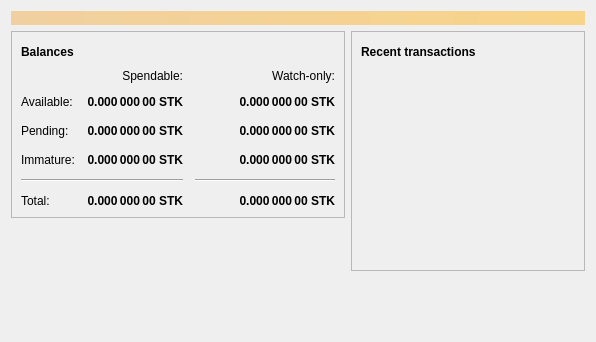
First picture: the form in src/qt/forms/overviewpage.ui, repository GenYuanLian/SourceChain, before the edit.
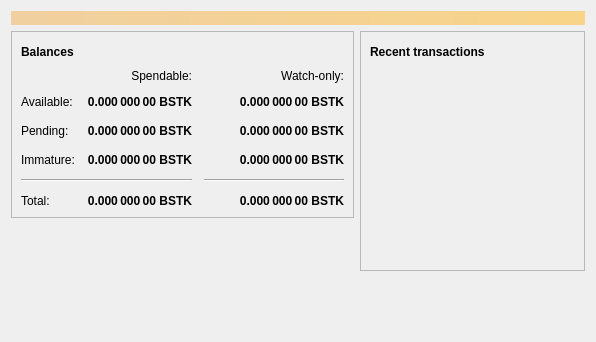
Second picture: the form after the edit. Icons and pictures are not drawn.

Commit message: change stk to bstk

```diff
--- a/src/qt/forms/overviewpage.ui
+++ b/src/qt/forms/overviewpage.ui
@@ -129,7 +129,7 @@
                <string>Unconfirmed transactions to watch-only addresses</string>
               </property>
               <property name="text">
-               <string notr="true">0.000 000 00 STK</string>
+               <string notr="true">0.000 000 00 BSTK</string>
               </property>
               <property name="alignment">
                <set>Qt::AlignRight|Qt::AlignTrailing|Qt::AlignVCenter</set>
@@ -154,7 +154,7 @@
                <string>Total of transactions that have yet to be confirmed, and do not yet count toward the spendable balance</string>
               </property>
               <property name="text">
-               <string notr="true">0.000 000 00 STK</string>
+               <string notr="true">0.000 000 00 BSTK</string>
               </property>
               <property name="alignment">
                <set>Qt::AlignRight|Qt::AlignTrailing|Qt::AlignVCenter</set>
@@ -179,7 +179,7 @@
                <string>Mined balance in watch-only addresses that has not yet matured</string>
               </property>
               <property name="text">
-               <string notr="true">0.000 000 00 STK</string>
+               <string notr="true">0.000 000 00 BSTK</string>
               </property>
               <property name="alignment">
                <set>Qt::AlignRight|Qt::AlignTrailing|Qt::AlignVCenter</set>
@@ -237,7 +237,7 @@
                <string>Mined balance that has not yet matured</string>
               </property>
               <property name="text">
-               <string notr="true">0.000 000 00 STK</string>
+               <string notr="true">0.000 000 00 BSTK</string>
               </property>
               <property name="alignment">
                <set>Qt::AlignRight|Qt::AlignTrailing|Qt::AlignVCenter</set>
@@ -282,7 +282,7 @@
                <string>Your current total balance</string>
               </property>
               <property name="text">
-               <string notr="true">0.000 000 00 STK</string>
+               <string notr="true">0.000 000 00 BSTK</string>
               </property>
               <property name="alignment">
                <set>Qt::AlignRight|Qt::AlignTrailing|Qt::AlignVCenter</set>
@@ -307,7 +307,7 @@
                <string>Current total balance in watch-only addresses</string>
               </property>
               <property name="text">
-               <string notr="true">0.000 000 00 STK</string>
+               <string notr="true">0.000 000 00 BSTK</string>
               </property>
               <property name="alignment">
                <set>Qt::AlignRight|Qt::AlignTrailing|Qt::AlignVCenter</set>
@@ -349,7 +349,7 @@
                <string>Your current spendable balance</string>
               </property>
               <property name="text">
-               <string notr="true">0.000 000 00 STK</string>
+               <string notr="true">0.000 000 00 BSTK</string>
               </property>
               <property name="alignment">
                <set>Qt::AlignRight|Qt::AlignTrailing|Qt::AlignVCenter</set>
@@ -374,7 +374,7 @@
                <string>Your current balance in watch-only addresses</string>
               </property>
               <property name="text">
-               <string notr="true">0.000 000 00 STK</string>
+               <string notr="true">0.000 000 00 BSTK</string>
               </property>
               <property name="alignment">
                <set>Qt::AlignRight|Qt::AlignTrailing|Qt::AlignVCenter</set>
```
The commit also changes 22 other files.
